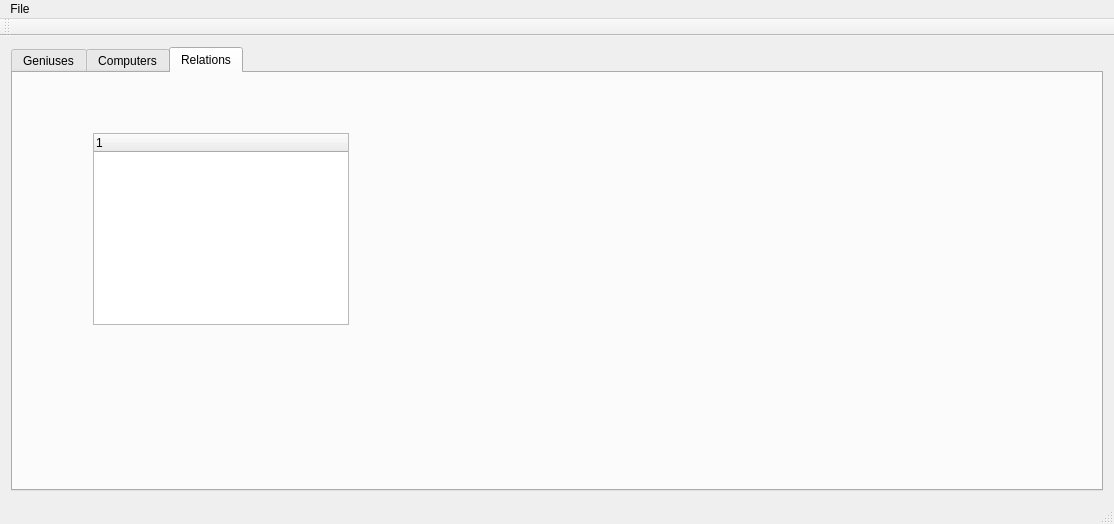
Before: the Qt Designer form mainwindow.ui in danielm15/VLN1-2016-Hopur_16, drawn with Qt 5.
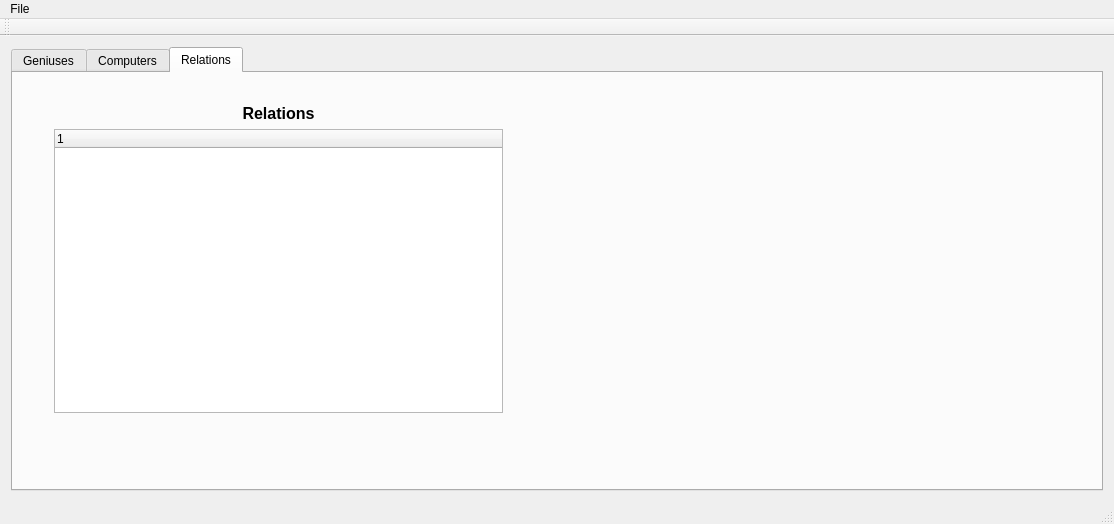
After: the same form once the commit is applied. Icons and pictures are not drawn.

Commit message: Added relation treeWidget

```diff
--- a/mainwindow.ui
+++ b/mainwindow.ui
@@ -240,20 +240,43 @@
        <attribute name="title">
         <string>Relations</string>
        </attribute>
-       <widget class="QTreeWidget" name="treeWidget">
+       <widget class="QWidget" name="">
         <property name="geometry">
          <rect>
-          <x>80</x>
-          <y>60</y>
-          <width>256</width>
-          <height>192</height>
+          <x>30</x>
+          <y>20</y>
+          <width>471</width>
+          <height>331</height>
          </rect>
         </property>
-        <column>
-         <property name="text">
-          <string notr="true">1</string>
-         </property>
-        </column>
+        <layout class="QVBoxLayout" name="verticalLayout_5">
+         <item>
+          <widget class="QLabel" name="label">
+           <property name="text">
+            <string>&lt;html&gt;&lt;head/&gt;&lt;body&gt;&lt;p align=&quot;center&quot;&gt;&lt;span style=&quot; font-size:12pt; font-weight:600;&quot;&gt;Relations&lt;/span&gt;&lt;/p&gt;&lt;/body&gt;&lt;/html&gt;</string>
+           </property>
+          </widget>
+         </item>
+         <item>
+          <widget class="QTreeWidget" name="geniusComputerRelationWidget">
+           <property name="frameShape">
+            <enum>QFrame::StyledPanel</enum>
+           </property>
+           <property name="tabKeyNavigation">
+            <bool>true</bool>
+           </property>
+           <property name="alternatingRowColors">
+            <bool>true</bool>
+           </property>
+           <property name="textElideMode">
+            <enum>Qt::ElideLeft</enum>
+           </property>
+           <property name="indentation">
+            <number>25</number>
+           </property>
+          </widget>
+         </item>
+        </layout>
        </widget>
       </widget>
      </widget>
```
The commit also changes 2 other files.
